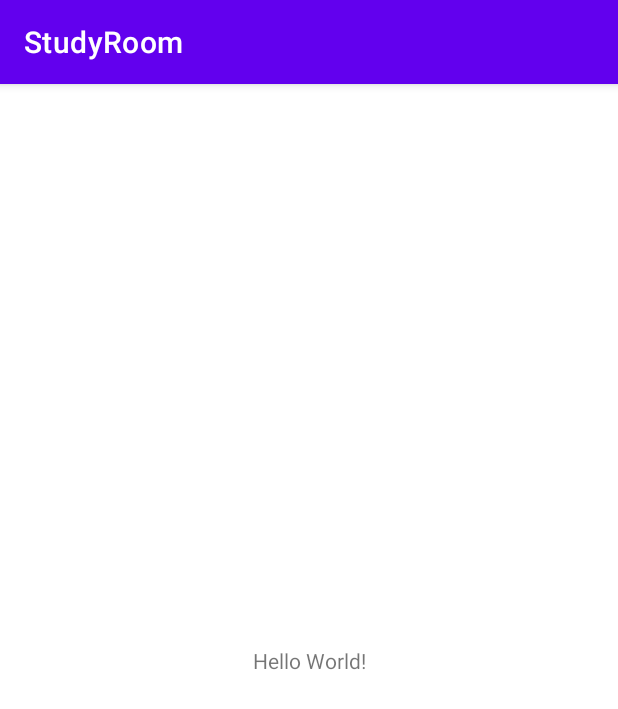
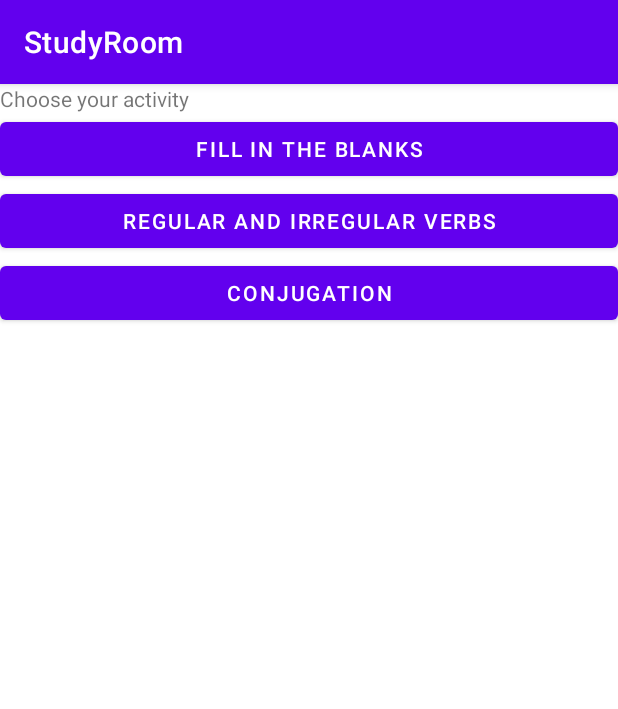
Before and after one commit to TMDStudios/StudyRoomApp, an Android app: the screen it shows after launch (MainActivity), on a phone screen of 412 x 824 dp. Shown: the top 709 px of the screen. Run offline under Robolectric (Android 15) with nearby library versions, the phone set to English and light mode, and no system bars.

Commit message:
Added fragment navigation

```diff
--- /dev/null
+++ b/app/src/main/java/com/tmdstudios/studyroom/HomeFragment.kt
@@ -0,0 +1,34 @@
+package com.tmdstudios.studyroom
+
+import android.os.Bundle
+import androidx.fragment.app.Fragment
+import android.view.LayoutInflater
+import android.view.View
+import android.view.ViewGroup
+import android.widget.Button
+import androidx.navigation.Navigation
+
+class HomeFragment : Fragment() {
+
+    override fun onCreateView(
+        inflater: LayoutInflater, container: ViewGroup?,
+        savedInstanceState: Bundle?
+    ): View? {
+        // Inflate the layout for this fragment
+        val view = inflater.inflate(R.layout.fragment_home, container, false)
+
+        view.findViewById<Button>(R.id.btBlanks).setOnClickListener {
+            Navigation.findNavController(view).navigate(R.id.action_homeFragment_to_blanksFragment)
+        }
+
+        view.findViewById<Button>(R.id.btRegularIrregular).setOnClickListener {
+            Navigation.findNavController(view).navigate(R.id.action_homeFragment_to_regularIrregularFragment)
+        }
+
+        view.findViewById<Button>(R.id.btConjugation).setOnClickListener {
+            Navigation.findNavController(view).navigate(R.id.action_homeFragment_to_conjugationFragment)
+        }
+
+        return view
+    }
+}
--- a/app/src/main/res/layout/activity_main.xml
+++ b/app/src/main/res/layout/activity_main.xml
@@ -6,13 +6,11 @@
     android:layout_height="match_parent"
     tools:context=".MainActivity">
 
-    <TextView
-        android:layout_width="wrap_content"
-        android:layout_height="wrap_content"
-        android:text="Hello World!"
-        app:layout_constraintBottom_toBottomOf="parent"
-        app:layout_constraintEnd_toEndOf="parent"
-        app:layout_constraintStart_toStartOf="parent"
-        app:layout_constraintTop_toTopOf="parent" />
-
+    <androidx.fragment.app.FragmentContainerView
+        android:id="@+id/fragmentContainerView"
+        android:name="androidx.navigation.fragment.NavHostFragment"
+        android:layout_width="match_parent"
+        android:layout_height="match_parent"
+        app:defaultNavHost="true"
+        app:navGraph="@navigation/my_nav" />
 </androidx.constraintlayout.widget.ConstraintLayout>
--- /dev/null
+++ b/app/src/main/res/layout/fragment_home.xml
@@ -0,0 +1,37 @@
+<?xml version="1.0" encoding="utf-8"?>
+<FrameLayout xmlns:android="http://schemas.android.com/apk/res/android"
+    xmlns:tools="http://schemas.android.com/tools"
+    android:layout_width="match_parent"
+    android:layout_height="match_parent"
+    tools:context=".HomeFragment">
+
+    <LinearLayout
+        android:layout_width="match_parent"
+        android:layout_height="wrap_content"
+        android:orientation="vertical">
+
+        <TextView
+            android:layout_width="match_parent"
+            android:layout_height="match_parent"
+            android:text="@string/chooseActivity" />
+
+        <Button
+            android:layout_width="match_parent"
+            android:layout_height="wrap_content"
+            android:id="@+id/btBlanks"
+            android:text="Fill in the blanks"/>
+
+        <Button
+            android:layout_width="match_parent"
+            android:layout_height="wrap_content"
+            android:id="@+id/btRegularIrregular"
+            android:text="Regular and Irregular Verbs"/>
+
+        <Button
+            android:layout_width="match_parent"
+            android:layout_height="wrap_content"
+            android:id="@+id/btConjugation"
+            android:text="Conjugation"/>
+    </LinearLayout>
+
+</FrameLayout>
--- /dev/null
+++ b/app/src/main/res/navigation/my_nav.xml
@@ -0,0 +1,67 @@
+<?xml version="1.0" encoding="utf-8"?>
+<navigation xmlns:android="http://schemas.android.com/apk/res/android"
+    xmlns:app="http://schemas.android.com/apk/res-auto"
+    xmlns:tools="http://schemas.android.com/tools"
+    android:id="@+id/my_nav"
+    app:startDestination="@id/homeFragment">
+
+    <fragment
+        android:id="@+id/homeFragment"
+        android:name="com.tmdstudios.studyroom.HomeFragment"
+        android:label="fragment_home"
+        tools:layout="@layout/fragment_home" >
+        <action
+            android:id="@+id/action_homeFragment_to_blanksFragment"
+            app:destination="@id/blanksFragment" />
+        <action
+            android:id="@+id/action_homeFragment_to_regularIrregularFragment"
+            app:destination="@id/regularIrregularFragment" />
+        <action
+            android:id="@+id/action_homeFragment_to_conjugationFragment"
+            app:destination="@id/conjugationFragment" />
+    </fragment>
+    <fragment
+        android:id="@+id/leaderboardFragment"
+        android:name="com.tmdstudios.studyroom.LeaderboardFragment"
+        android:label="fragment_leaderboard"
+        tools:layout="@layout/fragment_leaderboard" >
+        <action
+            android:id="@+id/action_leaderboardFragment_to_homeFragment"
+            app:destination="@id/homeFragment" />
+    </fragment>
+    <fragment
+        android:id="@+id/mistakeFragment"
+        android:name="com.tmdstudios.studyroom.MistakeFragment"
+        android:label="fragment_mistake"
+        tools:layout="@layout/fragment_mistake" />
+    <fragment
+        android:id="@+id/blanksFragment"
+        android:name="com.tmdstudios.studyroom.BlanksFragment"
+        android:label="fragment_blanks"
+        tools:layout="@layout/fragment_blanks" >
+        <action
+            android:id="@+id/action_blanksFragment_to_leaderboardFragment"
+            app:destination="@id/leaderboardFragment" />
+        <action
+            android:id="@+id/action_blanksFragment_to_mistakeFragment"
+            app:destination="@id/mistakeFragment" />
+    </fragment>
+    <fragment
+        android:id="@+id/regularIrregularFragment"
+        android:name="com.tmdstudios.studyroom.RegularIrregularFragment"
+        android:label="fragment_regular_irregular"
+        tools:layout="@layout/fragment_regular_irregular" >
+        <action
+            android:id="@+id/action_regularIrregularFragment_to_mistakeFragment"
+            app:destination="@id/mistakeFragment" />
+    </fragment>
+    <fragment
+        android:id="@+id/conjugationFragment"
+        android:name="com.tmdstudios.studyroom.ConjugationFragment"
+        android:label="fragment_conjugation"
+        tools:layout="@layout/fragment_conjugation" >
+        <action
+            android:id="@+id/action_conjugationFragment_to_mistakeFragment"
+            app:destination="@id/mistakeFragment" />
+    </fragment>
+</navigation>
--- a/app/src/main/res/values/strings.xml
+++ b/app/src/main/res/values/strings.xml
@@ -1,3 +1,7 @@
 <resources>
     <string name="app_name">StudyRoom</string>
+    <!-- TODO: Remove or change this placeholder text -->
+    <string name="chooseActivity">Choose your activity</string>
+    <!-- TODO: Remove or change this placeholder text -->
+    <string name="hello_blank_fragment">Hello blank fragment</string>
 </resources>
```
Also changed, not shown: app/build.gradle (+10 -8 lines), app/src/main/java/com/tmdstudios/studyroom/BlanksFragment.kt (added, +59 -0 lines), app/src/main/java/com/tmdstudios/studyroom/ConjugationFragment.kt (added, +59 -0 lines), app/src/main/java/com/tmdstudios/studyroom/LeaderboardFragment.kt (added, +59 -0 lines), app/src/main/java/com/tmdstudios/studyroom/MistakeFragment.kt (added, +59 -0 lines), app/src/main/java/com/tmdstudios/studyroom/RegularIrregularFragment.kt (added, +59 -0 lines), app/src/main/res/layout/fragment_blanks.xml (added, +14 -0 lines), app/src/main/res/layout/fragment_conjugation.xml (added, +14 -0 lines), app/src/main/res/layout/fragment_leaderboard.xml (added, +14 -0 lines), app/src/main/res/layout/fragment_mistake.xml (added, +14 -0 lines), app/src/main/res/layout/fragment_regular_irregular.xml (added, +14 -0 lines).
